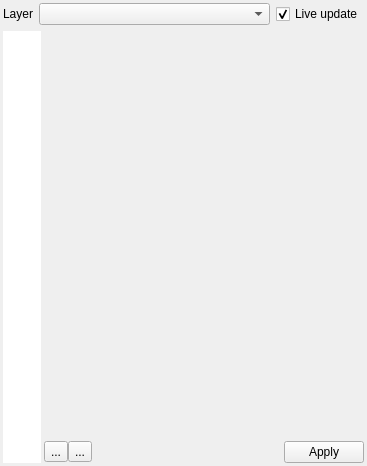
qgis/QGIS, file src/ui/qgsmapstylingwidgetbase.ui: the form before one commit.
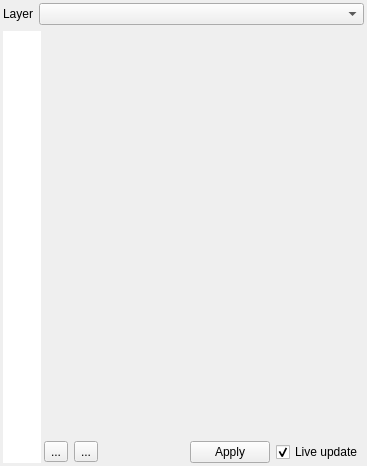
The form after the commit. Icons and pictures are not drawn. Custom widgets are drawn as their Qt base class.

Commit message: [styledock] move live update checkbox

Diff of the .ui file:
```diff
--- a/src/ui/qgsmapstylingwidgetbase.ui
+++ b/src/ui/qgsmapstylingwidgetbase.ui
@@ -43,6 +43,9 @@
        </property>
        <item row="2" column="1">
         <layout class="QHBoxLayout" name="horizontalLayout_2">
+         <property name="spacing">
+          <number>6</number>
+         </property>
          <item>
           <widget class="QToolButton" name="mUndoButton">
            <property name="text">
@@ -85,6 +88,19 @@
            </property>
           </widget>
          </item>
+         <item>
+          <widget class="QCheckBox" name="mLiveApplyCheck">
+           <property name="text">
+            <string>Live update</string>
+           </property>
+           <property name="checked">
+            <bool>true</bool>
+           </property>
+           <property name="autoRepeat">
+            <bool>false</bool>
+           </property>
+          </widget>
+         </item>
         </layout>
        </item>
        <item row="1" column="0" rowspan="2">
@@ -164,19 +180,6 @@
            </property>
           </widget>
          </item>
-         <item>
-          <widget class="QCheckBox" name="mLiveApplyCheck">
-           <property name="text">
-            <string>Live update</string>
-           </property>
-           <property name="checked">
-            <bool>true</bool>
-           </property>
-           <property name="autoRepeat">
-            <bool>false</bool>
-           </property>
-          </widget>
-         </item>
         </layout>
        </item>
        <item row="1" column="1">
```
